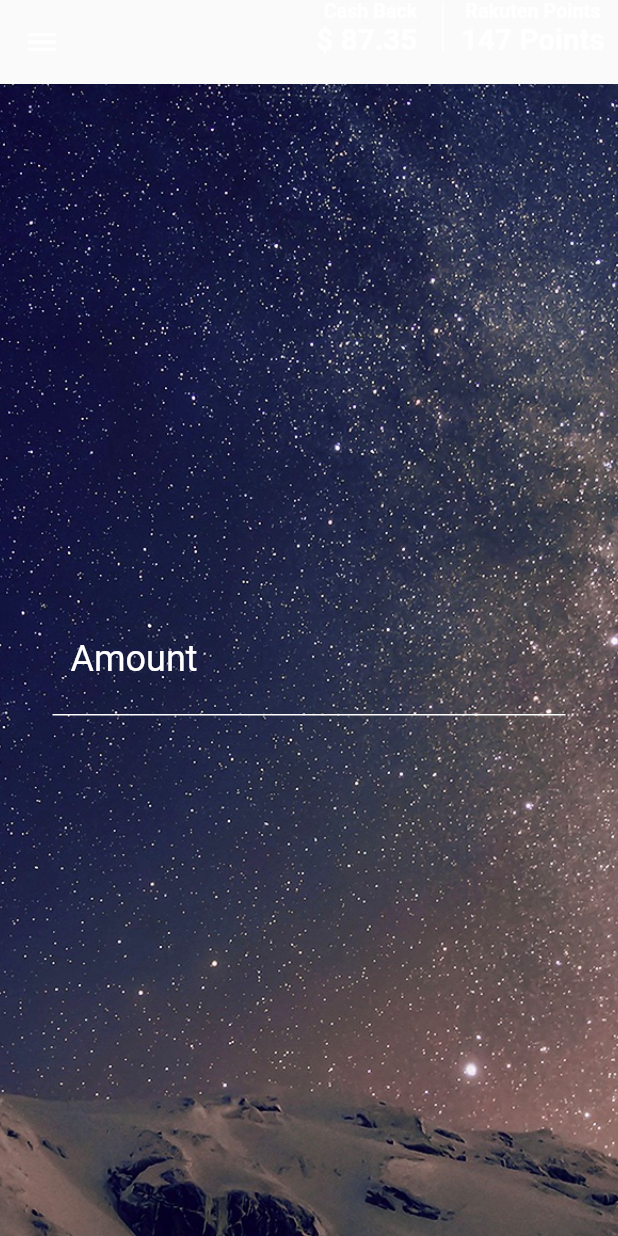
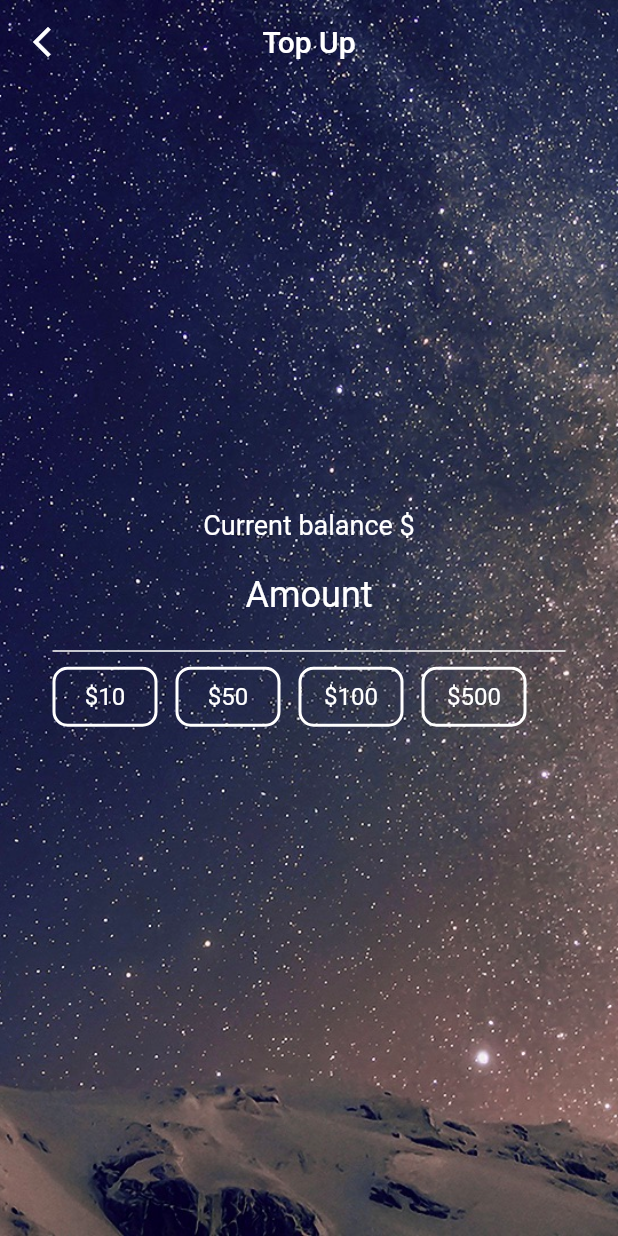
Before and after one commit to NishanthMolleti/RPayProtoAPKDeployable, a Flutter app: what topUp() shows on an empty page, opened directly, after a tap on "Bank", on a phone screen of 412 x 824 dp. Run offline on Flutter 3.47's test engine with Material 2 defaults, Android fonts, the phone set to English and light mode, and no system bars; our stand-ins replace carousel_slider, connectivity_plus, dotted_line, flutter_screenutil, fluttertoast, google_fonts and 3 more; missing offline and left inert: qr_code_scanner; network calls fail.

Commit message:
QRCODE and TOPUP added

```diff
--- a/lib/navbar.dart
+++ b/lib/navbar.dart
@@ -38,13 +38,7 @@ class Navbar extends StatelessWidget {
                     mainAxisAlignment: MainAxisAlignment.end,
                     children: <Widget>[
                       TextButton(
-                        onPressed: () {
-                           Navigator.push(
-                        context,
-                        MaterialPageRoute(
-                            builder: (context) => const qrcodepage()),
-                      );
-                        },
+                        onPressed: () {},
                         style: TextButton.styleFrom(primary: Colors.black),
                         child: const Icon(Icons.notifications_none_outlined),
                       ),
@@ -59,8 +53,7 @@ class Navbar extends StatelessWidget {
                 onTap: (() {
                   Navigator.push(
                     context,
-                        MaterialPageRoute(
-                            builder: (context) => const SearchPage()),
+                    MaterialPageRoute(builder: (context) => const SearchPage()),
                   );
                 }),
                 child: NamedTextButton("Send Money")),
@@ -68,6 +61,15 @@ class Navbar extends StatelessWidget {
             account_Balance_Widget("Cash Back", "\$0"),
             drawDivider(),
             account_Balance_Widget("Rakuten Points", "0P"),
+            drawDivider(),
+            GestureDetector(
+                onTap: (() {
+                  Navigator.push(
+                    context,
+                    MaterialPageRoute(builder: (context) => const qrcodepage()),
+                  );
+                }),
+                child: NamedTextButton("My QR Code")),
             drawDivider(),
             Expanded(
               child: Column(
@@ -125,6 +127,7 @@ Widget account_Balance_Widget(String acc_type, String balance) {
 
 Widget NamedTextButton(String text) {
   return Container(
+    color: Colors.white.withOpacity(0.01),
     width: double.infinity,
     padding: EdgeInsets.only(top: 12.h, left: 16.w, bottom: 12.h),
     child: Row(
--- a/lib/qrcodepage.dart
+++ b/lib/qrcodepage.dart
@@ -10,31 +10,36 @@ class qrcodepage extends StatelessWidget {
   @override
   Widget build(BuildContext context) {
     return Scaffold(
-      drawer: Navbar(),
+      // drawer: Navbar(),
+
       appBar: AppBar(
+        leading: const BackButton(
+          color: Colors.black,
+        ),
+        elevation: 0,
         centerTitle: true,
-        leading: Builder(
-          builder: (BuildContext context) {
-            return IconButton(
-              icon: const Icon(
-                Icons.menu,
-                color: Colors.black,
-              ),
-              onPressed: () {
-                Scaffold.of(context).openDrawer();
-              },
-              tooltip: MaterialLocalizations.of(context).openAppDrawerTooltip,
-            );
-          },
-        ),
-        actions: [
-          TextButton(
-            child: Text("Cancel"),
-            onPressed: () {
-              Navigator.pop(context);
-            },
-          ),
-        ],
+        // leading: Builder(
+        //   builder: (BuildContext context) {
+        //     return IconButton(
+        //       icon: const Icon(
+        //         Icons.menu,
+        //         color: Colors.black,
+        //       ),
+        //       onPressed: () {
+        //         Scaffold.of(context).openDrawer();
+        //       },
+        //       tooltip: MaterialLocalizations.of(context).openAppDrawerTooltip,
+        //     );
+        //   },
+        // ),
+        // actions: [
+        //   TextButton(
+        //     child: Text("Cancel"),
+        //     onPressed: () {
+        //       Navigator.pop(context);
+        //     },
+        //   ),
+        // ],
         backgroundColor: Colors.white,
         title: Image.asset(
           "assets/images/RakutenPay.jpg",
--- a/lib/topUpPage.dart
+++ b/lib/topUpPage.dart
@@ -2,8 +2,11 @@ import 'package:flutter/cupertino.dart';
 import 'package:flutter/material.dart';
 import 'package:flutter/services.dart';
 import 'package:google_fonts/google_fonts.dart';
-import 'package:temp/NavBar.dart';
-import 'package:temp/appbar.dart';
+
+// import 'package:test/NavBar.dart';
+// import 'package:test/appbar.dart';
+// import 'package:test/main.dart';
+final balance = 1000;
 
 class TopupScreen extends StatefulWidget {
   const TopupScreen({Key? key}) : super(key: key);
@@ -13,11 +16,20 @@ class TopupScreen extends StatefulWidget {
 }
 
 class _TopupScreenState extends State<TopupScreen> {
+  final _textEditingController = TextEditingController();
   @override
   Widget build(BuildContext context) {
     return Scaffold(
-      drawer: const Navbar(),
-      appBar: appbar(context),
+      appBar: AppBar(
+          centerTitle: true,
+          elevation: 0,
+          leading: IconButton(
+            icon: const Icon(Icons.arrow_back_ios_new, color: Colors.white),
+            onPressed: () => Navigator.of(context).pop(),
+          ),
+          title: const Text("Top Up"),
+          backgroundColor: Colors.transparent),
+      extendBodyBehindAppBar: true,
       body: Stack(
         children: [
           Container(
@@ -28,29 +40,146 @@ class _TopupScreenState extends State<TopupScreen> {
               ),
             ),
           ),
-          Center(
-            child: Padding(
-              padding: const EdgeInsets.all(35.0),
-              child: Container(
-                child: TextField(
+          Padding(
+            padding: const EdgeInsets.all(35.0),
+            child:
+                Column(mainAxisAlignment: MainAxisAlignment.center, children: [
+              const Text(
+                "Current balance \$",
+                style: TextStyle(fontSize: 18, color: Colors.white),
+              ),
+              Container(
+                alignment: Alignment.center,
+                child: TextFormField(
+                  controller: _textEditingController,
                   style: GoogleFonts.roboto(color: Colors.white, fontSize: 24),
                   decoration: const InputDecoration(
-                      labelText: "Amount",
-                      labelStyle: TextStyle(color: Colors.white),
-                      hintText: "Enter Amount",
-                      hintStyle: TextStyle(color: Colors.white),
+                      label: Center(
+                        child: Text("Amount"),
+                      ),
+                      labelStyle: TextStyle(
+                        color: Colors.white,
+                      ),
                       enabledBorder: UnderlineInputBorder(
                         borderSide: BorderSide(color: Colors.white),
                       ),
                       fillColor: Colors.transparent,
                       filled: true),
+                  textAlign: TextAlign.center,
                   keyboardType: TextInputType.number,
-                  // inputFormatters: <TextInputFormatter>[
-                  //   FilteringTextInputFormatter.digitsOnly,
-                  // ],
                 ),
               ),
-            ),
+              const SizedBox(
+                height: 10,
+              ),
+              Row(
+                children: [
+                  GestureDetector(
+                    onTap: () {
+                      setState(() {
+                        _textEditingController.clear();
+                        _textEditingController.text = '10';
+                      });
+                    },
+                    child: Container(
+                      width: 70,
+                      height: 40,
+                      decoration: BoxDecoration(
+                        border: Border.all(
+                          color: Colors.white,
+                          width: 2,
+                        ),
+                        borderRadius: BorderRadius.circular(10),
+                      ),
+                      child: const Center(
+                          child: Text("\$10",
+                              style: TextStyle(
+                                  fontSize: 16, color: Colors.white))),
+                    ),
+                  ),
+                  const SizedBox(
+                    width: 12,
+                  ),
+                  GestureDetector(
+                    onTap: () {
+                      setState(() {
+                        _textEditingController.clear();
+                        _textEditingController.text = '50';
+                      });
+                    },
+                    child: Container(
+                      width: 70,
+                      height: 40,
+                      decoration: BoxDecoration(
+                        border: Border.all(
+                          color: Colors.white,
+                          width: 2,
+                        ),
+                        borderRadius: BorderRadius.circular(10),
+                      ),
+                      child: const Center(
+                          child: Text("\$50",
+                              style: TextStyle(
+                                  fontSize: 16, color: Colors.white))),
+                    ),
+                  ),
+                  const SizedBox(
+                    width: 12,
+                  ),
+                  GestureDetector(
+                    onTap: () {
+                      setState(() {
+                        _textEditingController.clear();
+                        _textEditingController.value =
+                            const TextEditingValue(text: '100');
+                      });
+                    },
+                    child: Container(
+                      width: 70,
+                      height: 40,
+                      decoration: BoxDecoration(
+                        border: Border.all(
+                          color: Colors.white,
+                          width: 2,
+                        ),
+                        borderRadius: BorderRadius.circular(10),
+                      ),
+                      child: const Center(
+                          child: Text("\$100",
+                              style: TextStyle(
+                                  fontSize: 16, color: Colors.white))),
+                    ),
+                  ),
+                  const SizedBox(
+                    width: 12,
+                  ),
+                  GestureDetector(
+                    onTap: () {
+                      setState(() {
+                        _textEditingController.clear();
+                        _textEditingController.value =
+                            const TextEditingValue(text: '500');
+                      });
+                    },
+                    child: Container(
+                      width: 70,
+                      height: 40,
+                      decoration: BoxDecoration(
+                        border: Border.all(
+                          color: Colors.white,
+                          width: 2,
+                        ),
+                        borderRadius: BorderRadius.circular(10),
+                      ),
+                      child: const Center(
+                          child: Text("\$500",
+                              style: TextStyle(
+                                  fontSize: 16, color: Colors.white))),
+                    ),
+                  )
+                ],
+              )
+            ]),
           ),
         ],
       ),
--- a/lib/topup.dart
+++ b/lib/topup.dart
@@ -1,40 +1,89 @@
 import 'package:flutter/material.dart';
+import 'package:flutter_screenutil/flutter_screenutil.dart';
 import 'package:temp/topUpPage.dart';
-import 'package:flutter_screenutil/flutter_screenutil.dart';
 
 Widget topUp(context) => Padding(
-      padding:  EdgeInsets.symmetric(vertical:10.0.h,horizontal: 10.0.w),
+      padding: EdgeInsets.symmetric(vertical: 10.0, horizontal: 10.0),
       child: Column(mainAxisSize: MainAxisSize.min, children: [
-         SizedBox(
-          height: 25.h,
+        const SizedBox(
+          height: 20,
         ),
         Container(
-          child:  Text(
+          child: const Text(
             "Top up your card",
             textAlign: TextAlign.center,
-            style: TextStyle(fontSize: 20.sp, fontWeight: FontWeight.bold),
+            style: TextStyle(fontSize: 20, fontWeight: FontWeight.bold),
           ),
         ),
-         SizedBox(
-          height: 40.h,
+        const SizedBox(
+          height: 40,
         ),
         Container(
           child: Row(
-            children:  [
+            children: [
               Icon(
                 Icons.payment,
                 color: Colors.black,
-                size: 24.0.sp,
-                semanticLabel: 'Text to announce in accessibility modes',
+                size: 24.0,
               ),
               SizedBox(
-                width: 25.w,
+                width: 25,
               ),
               Expanded(
                   child: Text(
                 "Credit/Debit  card",
                 textAlign: TextAlign.left,
-                style: TextStyle(fontSize: 18.sp, color: Colors.black),
+                style: TextStyle(fontSize: 18, color: Colors.black),
+              )),
+            ],
+          ),
+        ),
+        const Divider(color: Colors.grey, thickness: 0.3, endIndent: 0),
+        GestureDetector(
+          onTap: () {
+            Navigator.push(context,
+                MaterialPageRoute(builder: (context) => const TopupScreen()));
+          },
+          child: Container(
+            child: Row(
+              children: [
+                Icon(
+                  Icons.house,
+                  color: Colors.black,
+                  size: 24.0,
+                ),
+                SizedBox(
+                  width: 25,
+                ),
+                Expanded(
+                  child: Text(
+                    "Bank",
+                    textAlign: TextAlign.left,
+                    style: TextStyle(fontSize: 18, color: Colors.black),
+                  ),
+                ),
+              ],
+            ),
+          ),
+        ),
+        const Divider(color: Colors.grey, thickness: 0.3, endIndent: 0),
+        Container(
+          child: Row(
+            children: [
+              Icon(
+                Icons.paypal,
+                color: Colors.black,
+                size: 24.0,
+                semanticLabel: 'Text to announce in accessibility modes',
+              ),
+              SizedBox(
+                width: 25,
+              ),
+              Expanded(
+                  child: Text(
+                "PayPal",
+                textAlign: TextAlign.left,
+                style: TextStyle(fontSize: 18, color: Colors.black),
               )),
             ],
           ),
@@ -43,86 +92,32 @@ Widget topUp(context) => Padding(
         Container(
           child: Row(
             children: [
-               Icon(
-                Icons.house,
+              Icon(
+                Icons.add,
                 color: Colors.black,
-                size: 24.0.sp,
-                semanticLabel: 'Text to announce in accessibility modes',
-              ),
-               SizedBox(
-                width: 25.w,
-              ),
-              GestureDetector(
-                onTap: () {
-                  Navigator.push(
-                    context,
-                    MaterialPageRoute(
-                        builder: (context) => const TopupScreen()),
-                  );
-                },
-                child:  Expanded(
-                  child: Text(
-                    "Bank",
-                    textAlign: TextAlign.left,
-                    style: TextStyle(fontSize: 18.sp, color: Colors.black),
-                  ),
-                ),
-              ),
-            ],
-          ),
-        ),
-        const Divider(color: Colors.grey, thickness: 0.3, endIndent: 0),
-        Container(
-          child: Row(
-            children:  [
-              Icon(
-                Icons.paypal,
-                color: Colors.black,
-                size: 24.0.sp,
+                size: 24.0,
                 semanticLabel: 'Text to announce in accessibility modes',
               ),
               SizedBox(
-                width: 25.w,
-              ),
-              Expanded(
-                  child: Text(
-                "PayPal",
-                textAlign: TextAlign.left,
-                style: TextStyle(fontSize: 18.sp, color: Colors.black),
-              )),
-            ],
-          ),
-        ),
-        const Divider(color: Colors.grey, thickness: 0.3, endIndent: 0),
-        Container(
-          child: Row(
-            children:  [
-              Icon(
-                Icons.add,
-                color: Colors.black,
-                size: 24.0.sp,
-                semanticLabel: 'Text to announce in accessibility modes',
-              ),
-              SizedBox(
-                width: 25.w,
+                width: 25,
               ),
               Expanded(
                   child: Text(
                 "Cash Back",
                 textAlign: TextAlign.left,
-                style: TextStyle(fontSize: 18.sp, color: Colors.black),
+                style: TextStyle(fontSize: 18, color: Colors.black),
               )),
               Text(
                 "\$87.35",
                 textAlign: TextAlign.right,
-                style: TextStyle(color: Colors.blue, fontSize: 18.sp),
+                style: TextStyle(color: Colors.blue, fontSize: 18),
               )
             ],
           ),
         ),
         const Divider(color: Colors.grey, thickness: 0.3, endIndent: 0),
-         SizedBox(
-          height: 100.h,
+        SizedBox(
+          height: 100,
         ),
       ]),
     );
```
Lines whose indentation alone changed are shown as unchanged.
